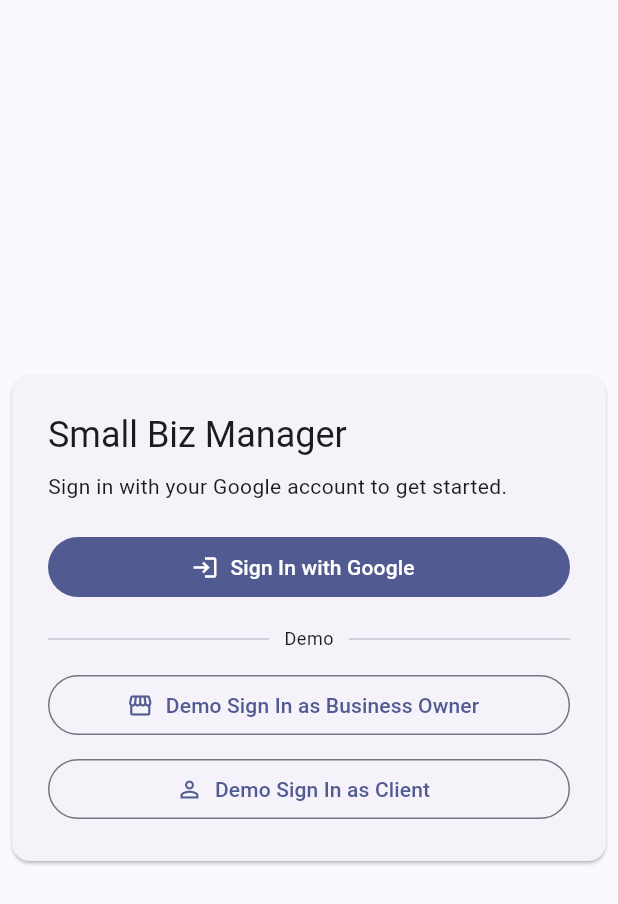
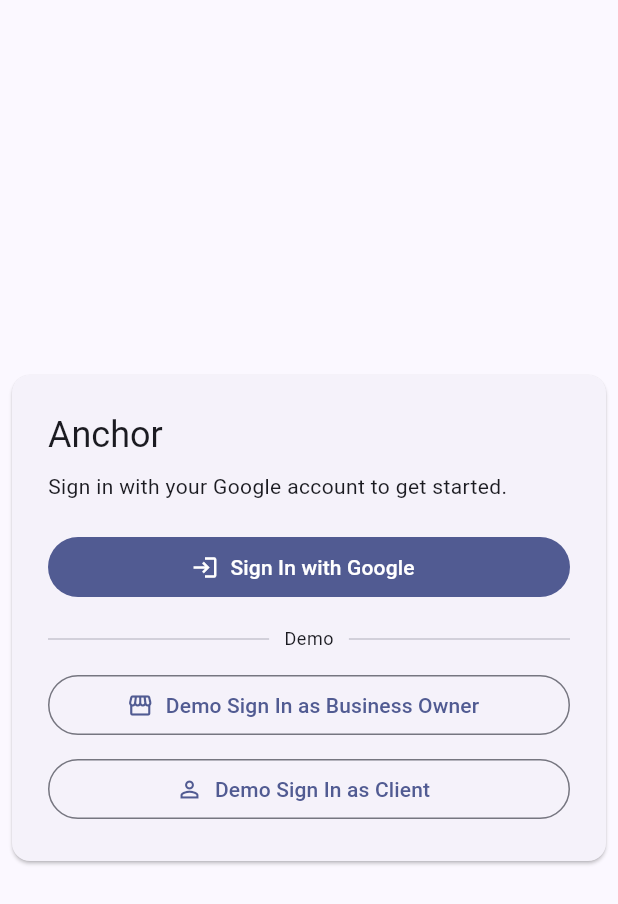
Before and after one commit to sanvi-ven/AFG2026, a Flutter app: the screen it shows after launch, on a phone screen of 412 x 824 dp. Shown: the top 904 px of the screen. Run offline on Flutter 3.47's test engine with Material 3 defaults, Android fonts, the phone set to English and light mode, and no system bars; our stand-ins replace firebase_auth, firebase_core, google_sign_in, web, webview_flutter; missing offline and left inert: dart:ui_web; accounts and stored records are empty.

Commit message:
olivia changed the name to anchor

```diff
--- a/frontend/lib/features/appointments/presentation/appointments_page.dart
+++ b/frontend/lib/features/appointments/presentation/appointments_page.dart
@@ -112,7 +112,7 @@ class _AppointmentsPageState extends State<AppointmentsPage> {
         startTime: startTime,
         endTime: endTime,
         summary: 'Appointment - $name',
-          description: 'Booked via Small Biz Manager. Client: $name ($email)',
+        description: 'Booked via Anchor. Client: $name ($email)',
       );
 
       if (!mounted) {
--- a/frontend/lib/features/auth/presentation/login_page.dart
+++ b/frontend/lib/features/auth/presentation/login_page.dart
@@ -116,7 +116,7 @@ class _LoginPageState extends State<LoginPage> {
                 mainAxisSize: MainAxisSize.min,
                 crossAxisAlignment: CrossAxisAlignment.stretch,
                 children: [
-                  Text('Small Biz Manager', style: Theme.of(context).textTheme.headlineSmall),
+                  Text('Anchor', style: Theme.of(context).textTheme.headlineSmall),
                   const SizedBox(height: 8),
                   Text(
                     'Sign in with your Google account to get started.',
--- a/frontend/lib/shared/widgets/app_scaffold.dart
+++ b/frontend/lib/shared/widgets/app_scaffold.dart
@@ -74,7 +74,7 @@ class AppScaffold extends StatelessWidget {
 
   List<_NavItem> _navItems(String role) {
     final common = <_NavItem>[
-      const _NavItem(label: 'Dashboard', route: AppRouter.dashboard, icon: Icons.dashboard),
+      const _NavItem(label: 'Anchor', route: AppRouter.dashboard, icon: Icons.dashboard),
       const _NavItem(label: 'Appointments', route: AppRouter.appointments, icon: Icons.calendar_month),
       const _NavItem(label: 'Invoices', route: AppRouter.invoices, icon: Icons.receipt_long),
       const _NavItem(label: 'Messages', route: AppRouter.messages, icon: Icons.chat_bubble_outline),
```
Also changed, not shown: 5 other files.
